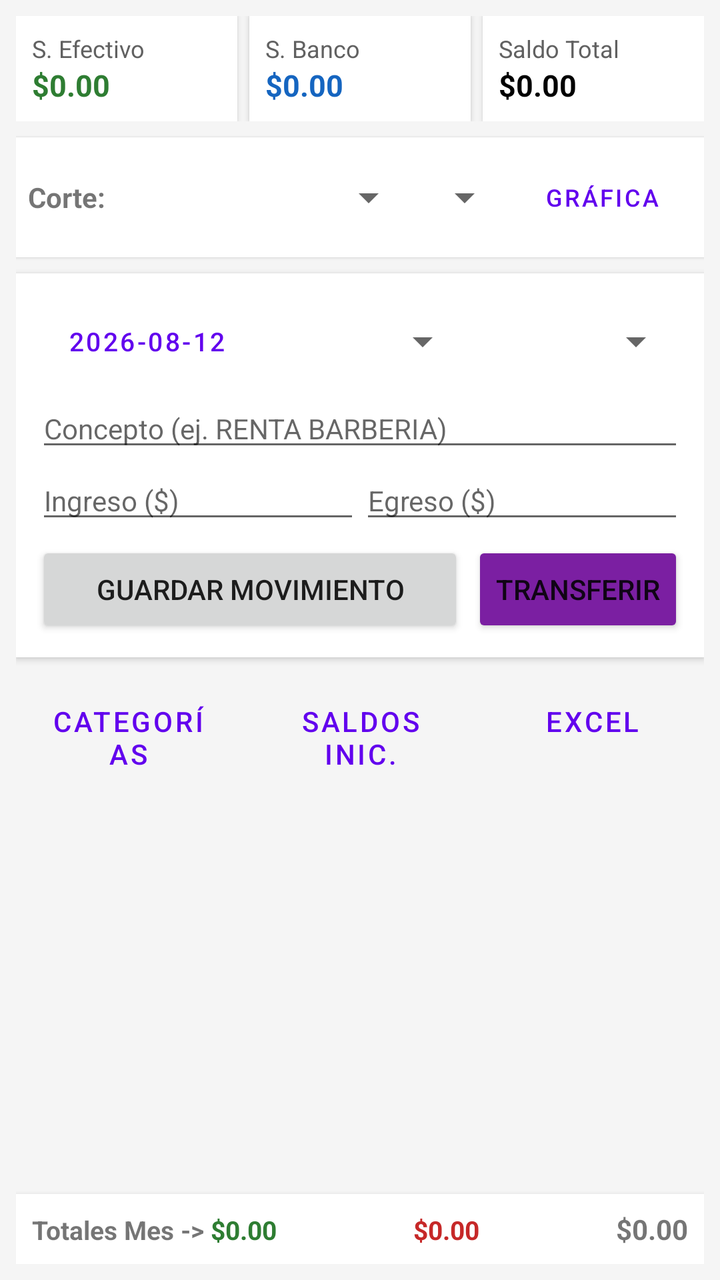
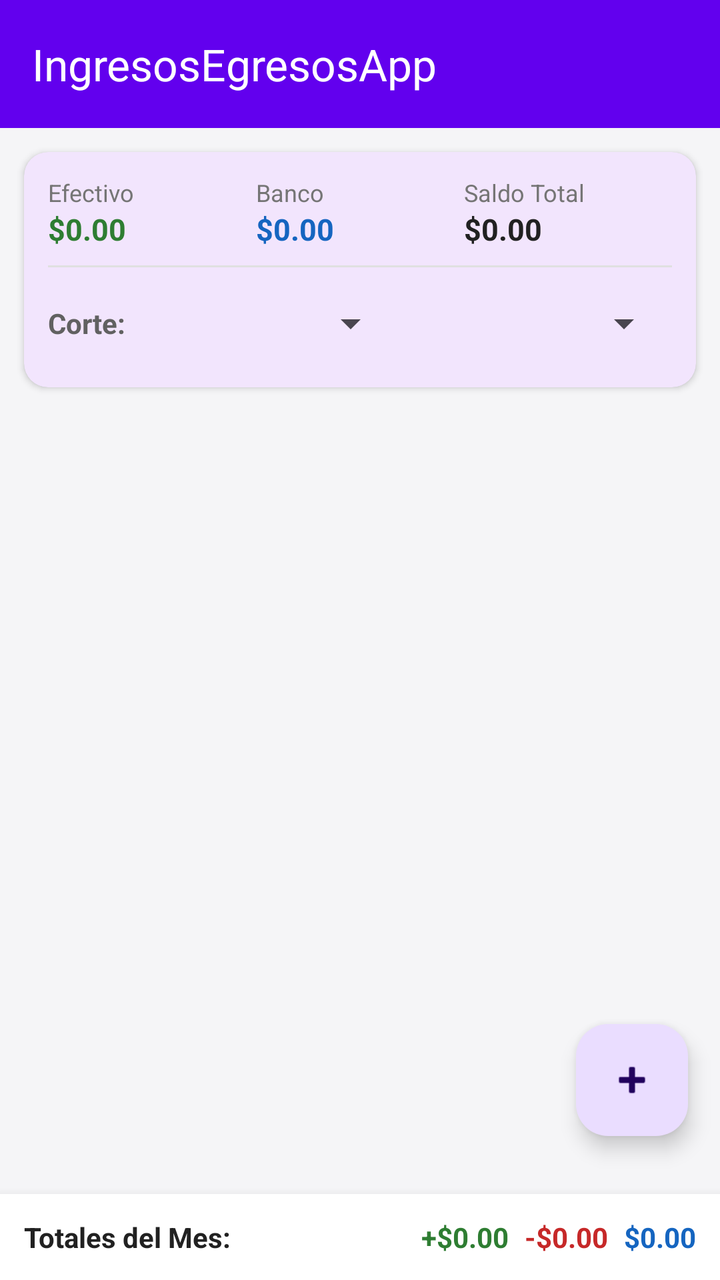

Compare the two renders of this Android layout. The source of the first and the diff that turns it into the second are given below.
<!-- AndroidManifest.xml: application theme Theme.IngresosEgresosApp -->
<!-- res/layout/activity_main.xml -->
<?xml version="1.0" encoding="utf-8"?>
<LinearLayout xmlns:android="http://schemas.android.com/apk/res/android"
    android:layout_width="match_parent"
    android:layout_height="match_parent"
    android:orientation="vertical"
    android:padding="8dp"
    android:background="#F5F5F5">

    
    <LinearLayout
        android:layout_width="match_parent"
        android:layout_height="wrap_content"
        android:orientation="horizontal"
        android:layout_marginBottom="8dp">

        <LinearLayout
            android:layout_width="0dp"
            android:layout_height="wrap_content"
            android:layout_weight="1"
            android:background="#FFFFFF"
            android:padding="8dp"
            android:layout_marginEnd="4dp"
            android:elevation="2dp"
            android:orientation="vertical">

            <TextView
                android:layout_width="wrap_content"
                android:layout_height="wrap_content"
                android:text="S. Efectivo"
                android:textSize="12sp"
                android:textColor="#616161" />

            <TextView
                android:id="@+id/tvSaldoEfectivo"
                android:layout_width="wrap_content"
                android:layout_height="wrap_content"
                android:text="$0.00"
                android:textSize="15sp"
                android:textStyle="bold"
                android:textColor="#2E7D32" />
        </LinearLayout>

        <LinearLayout
            android:layout_width="0dp"
            android:layout_height="wrap_content"
            android:layout_weight="1"
            android:background="#FFFFFF"
            android:padding="8dp"
            android:layout_marginHorizontal="2dp"
            android:elevation="2dp"
            android:orientation="vertical">

            <TextView
                android:layout_width="wrap_content"
                android:layout_height="wrap_content"
                android:text="S. Banco"
                android:textSize="12sp"
                android:textColor="#616161" />

            <TextView
                android:id="@+id/tvSaldoBanco"
                android:layout_width="wrap_content"
                android:layout_height="wrap_content"
                android:text="$0.00"
                android:textSize="15sp"
                android:textStyle="bold"
                android:textColor="#1565C0" />
        </LinearLayout>

        <LinearLayout
            android:layout_width="0dp"
            android:layout_height="wrap_content"
            android:layout_weight="1"
            android:background="#FFFFFF"
            android:padding="8dp"
            android:layout_marginStart="4dp"
            android:elevation="2dp"
            android:orientation="vertical">

            <TextView
                android:layout_width="wrap_content"
                android:layout_height="wrap_content"
                android:text="Saldo Total"
                android:textSize="12sp"
                android:textColor="#616161" />

            <TextView
                android:id="@+id/tvSaldoTotal"
                android:layout_width="wrap_content"
                android:layout_height="wrap_content"
                android:text="$0.00"
                android:textSize="15sp"
                android:textStyle="bold"
                android:textColor="#000000" />
        </LinearLayout>
    </LinearLayout>

    
    <LinearLayout
        android:layout_width="match_parent"
        android:layout_height="wrap_content"
        android:orientation="horizontal"
        android:gravity="center_vertical"
        android:background="#FFFFFF"
        android:padding="6dp"
        android:layout_marginBottom="8dp"
        android:elevation="1dp">

        <TextView
            android:layout_width="wrap_content"
            android:layout_height="wrap_content"
            android:text="Corte: "
            android:textStyle="bold"
            android:textSize="14sp" />

        <Spinner
            android:id="@+id/spMesFiltro"
            android:layout_width="0dp"
            android:layout_height="wrap_content"
            android:layout_weight="1" />

        <Spinner
            android:id="@+id/spAnioFiltro"
            android:layout_width="wrap_content"
            android:layout_height="wrap_content" />

        <Button
            android:id="@+id/btnVerGrafica"
            android:layout_width="wrap_content"
            android:layout_height="wrap_content"
            android:text="Gráfica"
            android:textSize="12sp"
            style="?attr/materialButtonOutlinedStyle" />
    </LinearLayout>

    
    <LinearLayout
        android:layout_width="match_parent"
        android:layout_height="wrap_content"
        android:orientation="vertical"
        android:background="#FFFFFF"
        android:padding="10dp"
        android:elevation="2dp"
        android:layout_marginBottom="8dp">

        <LinearLayout
            android:layout_width="match_parent"
            android:layout_height="wrap_content"
            android:orientation="horizontal"
            android:gravity="center_vertical">

            <Button
                android:id="@+id/btnSeleccionarFecha"
                android:layout_width="wrap_content"
                android:layout_height="wrap_content"
                android:text="2026-08-12"
                android:textSize="13sp"
                style="?attr/materialButtonOutlinedStyle"/>

            <Spinner
                android:id="@+id/spCuentaInput"
                android:layout_width="0dp"
                android:layout_height="wrap_content"
                android:layout_weight="1" />

            <Spinner
                android:id="@+id/spCategoriaInput"
                android:layout_width="0dp"
                android:layout_height="wrap_content"
                android:layout_weight="1" />
        </LinearLayout>

        <EditText
            android:id="@+id/etConcepto"
            android:layout_width="match_parent"
            android:layout_height="wrap_content"
            android:hint="Concepto (ej. RENTA BARBERIA)"
            android:inputType="textCapCharacters"
            android:textSize="14sp" />

        <LinearLayout
            android:layout_width="match_parent"
            android:layout_height="wrap_content"
            android:orientation="horizontal">

            <EditText
                android:id="@+id/etDebe"
                android:layout_width="0dp"
                android:layout_height="wrap_content"
                android:layout_weight="1"
                android:hint="Ingreso ($)"
                android:inputType="numberDecimal"
                android:textSize="14sp" />

            <EditText
                android:id="@+id/etHaber"
                android:layout_width="0dp"
                android:layout_height="wrap_content"
                android:layout_weight="1"
                android:hint="Egreso ($)"
                android:inputType="numberDecimal"
                android:textSize="14sp" />
        </LinearLayout>

        <LinearLayout
            android:layout_width="match_parent"
            android:layout_height="wrap_content"
            android:orientation="horizontal"
            android:layout_marginTop="4dp">

            <Button
                android:id="@+id/btnAgregar"
                android:layout_width="0dp"
                android:layout_height="wrap_content"
                android:layout_weight="1"
                android:text="Guardar Movimiento" />

            <Button
                android:id="@+id/btnTransferirMain"
                android:layout_width="wrap_content"
                android:layout_height="wrap_content"
                android:text="Transferir"
                android:backgroundTint="#7B1FA2"
                android:layout_marginStart="4dp"/>
        </LinearLayout>
    </LinearLayout>

    
    <LinearLayout
        android:layout_width="match_parent"
        android:layout_height="wrap_content"
        android:orientation="horizontal"
        android:layout_marginBottom="6dp">

        <Button
            android:id="@+id/btnGestionCategorias"
            android:layout_width="0dp"
            android:layout_height="wrap_content"
            android:layout_weight="1"
            android:text="Categorías"
            style="?attr/materialButtonOutlinedStyle"
            android:layout_marginEnd="2dp"/>

        <Button
            android:id="@+id/btnAperturaSaldos"
            android:layout_width="0dp"
            android:layout_height="wrap_content"
            android:layout_weight="1"
            android:text="Saldos Inic."
            style="?attr/materialButtonOutlinedStyle"
            android:layout_marginHorizontal="2dp"/>

        <Button
            android:id="@+id/btnExportarExcel"
            android:layout_width="0dp"
            android:layout_height="wrap_content"
            android:layout_weight="1"
            android:text="Excel"
            style="?attr/materialButtonOutlinedStyle"
            android:layout_marginStart="2dp"/>
    </LinearLayout>

    
    <androidx.recyclerview.widget.RecyclerView
        android:id="@+id/rvTabla"
        android:layout_width="match_parent"
        android:layout_height="0dp"
        android:layout_weight="1" />

    
    <LinearLayout
        android:layout_width="match_parent"
        android:layout_height="wrap_content"
        android:orientation="horizontal"
        android:background="#FFFFFF"
        android:padding="8dp"
        android:elevation="4dp"
        android:layout_marginTop="4dp">

        <TextView
            android:layout_width="wrap_content"
            android:layout_height="wrap_content"
            android:text="Totales Mes -> "
            android:textStyle="bold"
            android:textSize="13sp" />

        <TextView
            android:id="@+id/tvTotalDebe"
            android:layout_width="0dp"
            android:layout_height="wrap_content"
            android:layout_weight="1"
            android:text="$0.00"
            android:textColor="#2E7D32"
            android:textStyle="bold"
            android:textSize="13sp" />

        <TextView
            android:id="@+id/tvTotalHaber"
            android:layout_width="0dp"
            android:layout_height="wrap_content"
            android:layout_weight="1"
            android:text="$0.00"
            android:textColor="#C62828"
            android:textStyle="bold"
            android:textSize="13sp" />

        <TextView
            android:id="@+id/tvSaldoActual"
            android:layout_width="wrap_content"
            android:layout_height="wrap_content"
            android:text="$0.00"
            android:textStyle="bold"
            android:textSize="14sp" />
    </LinearLayout>
</LinearLayout>
<!-- resources referenced by this layout -->
<resources>
  <style name="Theme.IngresosEgresosApp" parent="Theme.MaterialComponents.DayNight.DarkActionBar">
          
          <item name="colorPrimary">@color/purple_500</item>
          <item name="colorPrimaryVariant">@color/purple_700</item>
          <item name="colorOnPrimary">@color/white</item>
          
          <item name="colorSecondary">@color/teal_200</item>
          <item name="colorSecondaryVariant">@color/teal_700</item>
          <item name="colorOnSecondary">@color/black</item>
          
          <item name="android:statusBarColor" tools:targetApi="l">?attr/colorPrimaryVariant</item>
          
      </style>
  <color name="purple_500">#FF6200EE</color>
  <color name="purple_700">#FF3700B3</color>
  <color name="white">#FFFFFFFF</color>
  <color name="teal_200">#FF03DAC5</color>
  <color name="teal_700">#FF018786</color>
  <color name="black">#FF000000</color>
</resources>

<!-- the commit's change to res/layout/activity_main.xml (unified diff, before → after) -->
@@ -1,315 +1,230 @@
 <?xml version="1.0" encoding="utf-8"?>
-<LinearLayout xmlns:android="http://schemas.android.com/apk/res/android"
+<androidx.coordinatorlayout.widget.CoordinatorLayout
+    xmlns:android="http://schemas.android.com/apk/res/android"
+    xmlns:app="http://schemas.android.com/apk/res-auto"
+    xmlns:tools="http://schemas.android.com/tools"
     android:layout_width="match_parent"
     android:layout_height="match_parent"
-    android:orientation="vertical"
-    android:padding="8dp"
-    android:background="#F5F5F5">
-
-    
+    android:background="#F5F5F7"
+    tools:context=".MainActivity">
+
+    <com.google.android.material.appbar.AppBarLayout
+        android:layout_width="match_parent"
+        android:layout_height="wrap_content"
+        android:theme="@style/ThemeOverlay.AppCompat.Dark.ActionBar">
+
+        <androidx.appcompat.widget.Toolbar
+            android:id="@+id/toolbar"
+            android:layout_width="match_parent"
+            android:layout_height="?attr/actionBarSize"
+            android:background="?attr/colorPrimary"
+            app:popupTheme="@style/ThemeOverlay.AppCompat.Light"
+            app:title="IngresosEgresosApp" />
+
+    </com.google.android.material.appbar.AppBarLayout>
+
     <LinearLayout
         android:layout_width="match_parent"
+        android:layout_height="match_parent"
+        android:orientation="vertical"
+        app:layout_behavior="@string/appbar_scrolling_view_behavior">
+
+        
+        <com.google.android.material.card.MaterialCardView
+            android:layout_width="match_parent"
+            android:layout_height="wrap_content"
+            android:layout_margin="12dp"
+            app:cardCornerRadius="12dp"
+            app:cardElevation="2dp"
+            app:strokeWidth="0dp">
+
+            <LinearLayout
+                android:layout_width="match_parent"
+                android:layout_height="wrap_content"
+                android:orientation="vertical"
+                android:padding="12dp">
+
+                <LinearLayout
+                    android:layout_width="match_parent"
+                    android:layout_height="wrap_content"
+                    android:baselineAligned="false"
+                    android:orientation="horizontal">
+
+                    <LinearLayout
+                        android:layout_width="0dp"
+                        android:layout_height="wrap_content"
+                        android:layout_weight="1"
+                        android:orientation="vertical">
+
+                        <TextView
+                            android:layout_width="wrap_content"
+                            android:layout_height="wrap_content"
+                            android:text="Efectivo"
+                            android:textColor="#757575"
+                            android:textSize="12sp" />
+
+                        <TextView
+                            android:id="@+id/tvSaldoEfectivo"
+                            android:layout_width="wrap_content"
+                            android:layout_height="wrap_content"
+                            android:text="$0.00"
+                            android:textColor="#2E7D32"
+                            android:textSize="15sp"
+                            android:textStyle="bold" />
+                    </LinearLayout>
+
+                    <LinearLayout
+                        android:layout_width="0dp"
+                        android:layout_height="wrap_content"
+                        android:layout_weight="1"
+                        android:orientation="vertical">
+
+                        <TextView
+                            android:layout_width="wrap_content"
+                            android:layout_height="wrap_content"
+                            android:text="Banco"
+                            android:textColor="#757575"
+                            android:textSize="12sp" />
+
+                        <TextView
+                            android:id="@+id/tvSaldoBanco"
+                            android:layout_width="wrap_content"
+                            android:layout_height="wrap_content"
+                            android:text="$0.00"
+                            android:textColor="#1565C0"
+                            android:textSize="15sp"
+                            android:textStyle="bold" />
+                    </LinearLayout>
+
+                    <LinearLayout
+                        android:layout_width="0dp"
+                        android:layout_height="wrap_content"
+                        android:layout_weight="1"
+                        android:orientation="vertical">
+
+                        <TextView
+                            android:layout_width="wrap_content"
+                            android:layout_height="wrap_content"
+                            android:text="Saldo Total"
+                            android:textColor="#757575"
+                            android:textSize="12sp" />
+
+                        <TextView
+                            android:id="@+id/tvSaldoTotal"
+                            android:layout_width="wrap_content"
+                            android:layout_height="wrap_content"
+                            android:text="$0.00"
+                            android:textColor="#212121"
+                            android:textSize="15sp"
+                            android:textStyle="bold" />
+                    </LinearLayout>
+                </LinearLayout>
+
+                <View
+                    android:layout_width="match_parent"
+                    android:layout_height="1dp"
+                    android:layout_marginVertical="8dp"
+                    android:background="#E0E0E0" />
+
+                
+                <LinearLayout
+                    android:layout_width="match_parent"
+                    android:layout_height="wrap_content"
+                    android:gravity="center_vertical"
+                    android:orientation="horizontal">
+
+                    <TextView
+                        android:layout_width="wrap_content"
+                        android:layout_height="wrap_content"
+                        android:text="Corte:"
+                        android:textColor="#616161"
+                        android:textStyle="bold" />
+
+                    <Spinner
+                        android:id="@+id/spFiltroMes"
+                        android:layout_width="0dp"
+                        android:layout_height="40dp"
+                        android:layout_weight="1"
+                        android:dropDownWidth="wrap_content" />
+
+                    <Spinner
+                        android:id="@+id/spFiltroAnio"
+                        android:layout_width="0dp"
+                        android:layout_height="40dp"
+                        android:layout_weight="1"
+                        android:dropDownWidth="wrap_content" />
+                </LinearLayout>
+
+            </LinearLayout>
+        </com.google.android.material.card.MaterialCardView>
+
+        
+        <androidx.recyclerview.widget.RecyclerView
+            android:id="@+id/rvMovimientos"
+            android:layout_width="match_parent"
+            android:layout_height="0dp"
+            android:layout_weight="1"
+            android:clipToPadding="false"
+            android:paddingHorizontal="8dp"
+            android:paddingBottom="12dp" />
+
+        
+        <LinearLayout
+            android:id="@+id/layoutTotales"
+            android:layout_width="match_parent"
+            android:layout_height="wrap_content"
+            android:background="#FFFFFF"
+            android:elevation="8dp"
+            android:orientation="horizontal"
+            android:padding="12dp">
+
+            <TextView
+                android:layout_width="0dp"
+                android:layout_height="wrap_content"
+                android:layout_weight="1"
+                android:text="Totales del Mes:"
+                android:textColor="#212121"
+                android:textStyle="bold" />
+
+            <TextView
+                android:id="@+id/tvTotalIngresosMes"
+                android:layout_width="wrap_content"
+                android:layout_height="wrap_content"
+                android:layout_marginEnd="8dp"
+                android:text="+$0.00"
+                android:textColor="#2E7D32"
+                android:textStyle="bold" />
+
+            <TextView
+                android:id="@+id/tvTotalEgresosMes"
+                android:layout_width="wrap_content"
+                android:layout_height="wrap_content"
+                android:layout_marginEnd="8dp"
+                android:text="-$0.00"
+                android:textColor="#C62828"
+                android:textStyle="bold" />
+
+            <TextView
+                android:id="@+id/tvBalanceMes"
+                android:layout_width="wrap_content"
+                android:layout_height="wrap_content"
+                android:text="$0.00"
+                android:textColor="#1565C0"
+                android:textStyle="bold" />
+        </LinearLayout>
+
+    </LinearLayout>
+
+    
+    <com.google.android.material.floatingactionbutton.FloatingActionButton
+        android:id="@+id/fabAgregar"
+        android:layout_width="wrap_content"
         android:layout_height="wrap_content"
-        android:orientation="horizontal"
-        android:layout_marginBottom="8dp">
-
-        <LinearLayout
-            android:layout_width="0dp"
-            android:layout_height="wrap_content"
-            android:layout_weight="1"
-            android:background="#FFFFFF"
-            android:padding="8dp"
-            android:layout_marginEnd="4dp"
-            android:elevation="2dp"
-            android:orientation="vertical">
-
-            <TextView
-                android:layout_width="wrap_content"
-                android:layout_height="wrap_content"
-                android:text="S. Efectivo"
-                android:textSize="12sp"
-                android:textColor="#616161" />
-
-            <TextView
-                android:id="@+id/tvSaldoEfectivo"
-                android:layout_width="wrap_content"
-                android:layout_height="wrap_content"
-                android:text="$0.00"
-                android:textSize="15sp"
-                android:textStyle="bold"
-                android:textColor="#2E7D32" />
-        </LinearLayout>
-
-        <LinearLayout
-            android:layout_width="0dp"
-            android:layout_height="wrap_content"
-            android:layout_weight="1"
-            android:background="#FFFFFF"
-            android:padding="8dp"
-            android:layout_marginHorizontal="2dp"
-            android:elevation="2dp"
-            android:orientation="vertical">
-
-            <TextView
-                android:layout_width="wrap_content"
-                android:layout_height="wrap_content"
-                android:text="S. Banco"
-                android:textSize="12sp"
-                android:textColor="#616161" />
-
-            <TextView
-                android:id="@+id/tvSaldoBanco"
-                android:layout_width="wrap_content"
-                android:layout_height="wrap_content"
-                android:text="$0.00"
-                android:textSize="15sp"
-                android:textStyle="bold"
-                android:textColor="#1565C0" />
-        </LinearLayout>
-
-        <LinearLayout
-            android:layout_width="0dp"
-            android:layout_height="wrap_content"
-            android:layout_weight="1"
-            android:background="#FFFFFF"
-            android:padding="8dp"
-            android:layout_marginStart="4dp"
-            android:elevation="2dp"
-            android:orientation="vertical">
-
-            <TextView
-                android:layout_width="wrap_content"
-                android:layout_height="wrap_content"
-                android:text="Saldo Total"
-                android:textSize="12sp"
-                android:textColor="#616161" />
-
-            <TextView
-                android:id="@+id/tvSaldoTotal"
-                android:layout_width="wrap_content"
-                android:layout_height="wrap_content"
-                android:text="$0.00"
-                android:textSize="15sp"
-                android:textStyle="bold"
-                android:textColor="#000000" />
-        </LinearLayout>
-    </LinearLayout>
-
-    
-    <LinearLayout
-        android:layout_width="match_parent"
-        android:layout_height="wrap_content"
-        android:orientation="horizontal"
-        android:gravity="center_vertical"
-        android:background="#FFFFFF"
-        android:padding="6dp"
-        android:layout_marginBottom="8dp"
-        android:elevation="1dp">
-
-        <TextView
-            android:layout_width="wrap_content"
-            android:layout_height="wrap_content"
-            android:text="Corte: "
-            android:textStyle="bold"
-            android:textSize="14sp" />
-
-        <Spinner
-            android:id="@+id/spMesFiltro"
-            android:layout_width="0dp"
-            android:layout_height="wrap_content"
-            android:layout_weight="1" />
-
-        <Spinner
-            android:id="@+id/spAnioFiltro"
-            android:layout_width="wrap_content"
-            android:layout_height="wrap_content" />
-
-        <Button
-            android:id="@+id/btnVerGrafica"
-            android:layout_width="wrap_content"
-            android:layout_height="wrap_content"
-            android:text="Gráfica"
-            android:textSize="12sp"
-            style="?attr/materialButtonOutlinedStyle" />
-    </LinearLayout>
-
-    
-    <LinearLayout
-        android:layout_width="match_parent"
-        android:layout_height="wrap_content"
-        android:orientation="vertical"
-        android:background="#FFFFFF"
-        android:padding="10dp"
-        android:elevation="2dp"
-        android:layout_marginBottom="8dp">
-
-        <LinearLayout
-            android:layout_width="match_parent"
-            android:layout_height="wrap_content"
-            android:orientation="horizontal"
-            android:gravity="center_vertical">
-
-            <Button
-                android:id="@+id/btnSeleccionarFecha"
-                android:layout_width="wrap_content"
-                android:layout_height="wrap_content"
-                android:text="2026-08-12"
-                android:textSize="13sp"
-                style="?attr/materialButtonOutlinedStyle"/>
-
-            <Spinner
-                android:id="@+id/spCuentaInput"
-                android:layout_width="0dp"
-                android:layout_height="wrap_content"
-                android:layout_weight="1" />
-
-            <Spinner
-                android:id="@+id/spCategoriaInput"
-                android:layout_width="0dp"
-                android:layout_height="wrap_content"
-                android:layout_weight="1" />
-        </LinearLayout>
-
-        <EditText
-            android:id="@+id/etConcepto"
-            android:layout_width="match_parent"
-            android:layout_height="wrap_content"
-            android:hint="Concepto (ej. RENTA BARBERIA)"
-            android:inputType="textCapCharacters"
-            android:textSize="14sp" />
-
-        <LinearLayout
-            android:layout_width="match_parent"
-            android:layout_height="wrap_content"
-            android:orientation="horizontal">
-
-            <EditText
-                android:id="@+id/etDebe"
-                android:layout_width="0dp"
-                android:layout_height="wrap_content"
-                android:layout_weight="1"
-                android:hint="Ingreso ($)"
-                android:inputType="numberDecimal"
-                android:textSize="14sp" />
-
-            <EditText
-                android:id="@+id/etHaber"
-                android:layout_width="0dp"
-                android:layout_height="wrap_content"
-                android:layout_weight="1"
-                android:hint="Egreso ($)"
-                android:inputType="numberDecimal"
-                android:textSize="14sp" />
-        </LinearLayout>
-
-        <LinearLayout
-            android:layout_width="match_parent"
-            android:layout_height="wrap_content"
-            android:orientation="horizontal"
-            android:layout_marginTop="4dp">
-
-            <Button
-                android:id="@+id/btnAgregar"
-                android:layout_width="0dp"
-                android:layout_height="wrap_content"
-                android:layout_weight="1"
-                android:text="Guardar Movimiento" />
-
-            <Button
-                android:id="@+id/btnTransferirMain"
-                android:layout_width="wrap_content"
-                android:layout_height="wrap_content"
-                android:text="Transferir"
-                android:backgroundTint="#7B1FA2"
-                android:layout_marginStart="4dp"/>
-        </LinearLayout>
-    </LinearLayout>
-
-    
-    <LinearLayout
-        android:layout_width="match_parent"
-        android:layout_height="wrap_content"
-        android:orientation="horizontal"
-        android:layout_marginBottom="6dp">
-
-        <Button
-            android:id="@+id/btnGestionCategorias"
-            android:layout_width="0dp"
-            android:layout_height="wrap_content"
-            android:layout_weight="1"
-            android:text="Categorías"
-            style="?attr/materialButtonOutlinedStyle"
-            android:layout_marginEnd="2dp"/>
-
-        <Button
-            android:id="@+id/btnAperturaSaldos"
-            android:layout_width="0dp"
-            android:layout_height="wrap_content"
-            android:layout_weight="1"
-            android:text="Saldos Inic."
-            style="?attr/materialButtonOutlinedStyle"
-            android:layout_marginHorizontal="2dp"/>
-
-        <Button
-            android:id="@+id/btnExportarExcel"
-            android:layout_width="0dp"
-            android:layout_height="wrap_content"
-            android:layout_weight="1"
-            android:text="Excel"
-            style="?attr/materialButtonOutlinedStyle"
-            android:layout_marginStart="2dp"/>
-    </LinearLayout>
-
-    
-    <androidx.recyclerview.widget.RecyclerView
-        android:id="@+id/rvTabla"
-        android:layout_width="match_parent"
-        android:layout_height="0dp"
-        android:layout_weight="1" />
-
-    
-    <LinearLayout
-        android:layout_width="match_parent"
-        android:layout_height="wrap_content"
-        android:orientation="horizontal"
-        android:background="#FFFFFF"
-        android:padding="8dp"
-        android:elevation="4dp"
-        android:layout_marginTop="4dp">
-
-        <TextView
-            android:layout_width="wrap_content"
-            android:layout_height="wrap_content"
-            android:text="Totales Mes -> "
-            android:textStyle="bold"
-            android:textSize="13sp" />
-
-        <TextView
-            android:id="@+id/tvTotalDebe"
-            android:layout_width="0dp"
-            android:layout_height="wrap_content"
-            android:layout_weight="1"
-            android:text="$0.00"
-            android:textColor="#2E7D32"
-            android:textStyle="bold"
-            android:textSize="13sp" />
-
-        <TextView
-            android:id="@+id/tvTotalHaber"
-            android:layout_width="0dp"
-            android:layout_height="wrap_content"
-            android:layout_weight="1"
-            android:text="$0.00"
-            android:textColor="#C62828"
-            android:textStyle="bold"
-            android:textSize="13sp" />
-
-        <TextView
-            android:id="@+id/tvSaldoActual"
-            android:layout_width="wrap_content"
-            android:layout_height="wrap_content"
-            android:text="$0.00"
-            android:textStyle="bold"
-            android:textSize="14sp" />
-    </LinearLayout>
-</LinearLayout>
+        android:layout_marginEnd="16dp"
+        android:layout_marginBottom="72dp"
+        android:contentDescription="Agregar Movimiento"
+        app:layout_anchor="@id/layoutTotales"
+        app:layout_anchorGravity="top|end"
+        app:srcCompat="@android:drawable/ic_input_add" />
+
+</androidx.coordinatorlayout.widget.CoordinatorLayout>
<!-- resource entries referenced after the edit -->
@@ -1,6 +1,6 @@
 <!-- resources referenced by this layout -->
 <resources>
-  <style name="Theme.IngresosEgresosApp" parent="Theme.MaterialComponents.DayNight.DarkActionBar">
+  <style name="Theme.IngresosEgresosApp" parent="Theme.Material3.DayNight.NoActionBar">
           
           <item name="colorPrimary">@color/purple_500</item>
           <item name="colorPrimaryVariant">@color/purple_700</item>
